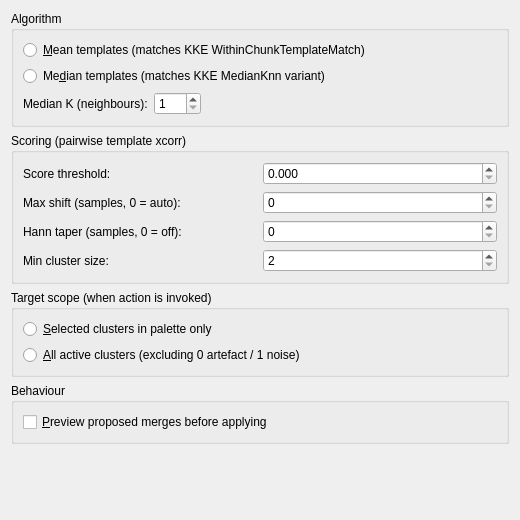
The window that src/klusters/src/prefautomergelayout.ui (Gravios/neurosuite-3) describes before a commit, drawn with Qt 5.
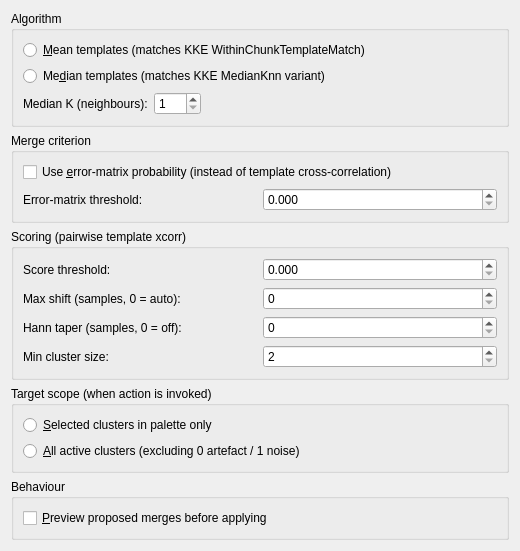
The same window after the commit.

Commit message: klusters: expose the error-matrix Auto-Merge criterion in preferences

Patch:
```diff
--- a/src/klusters/src/prefautomergelayout.ui
+++ b/src/klusters/src/prefautomergelayout.ui
@@ -22,6 +22,16 @@
      </layout>
     </widget>
    </item>
+   <item>
+    <widget class="QGroupBox" name="groupBoxCriterion">
+     <property name="title"><string>Merge criterion</string></property>
+     <layout class="QGridLayout">
+      <item row="0" column="0" colspan="2"><widget class="QCheckBox" name="useErrorMatrixCheckBox"><property name="text"><string>Use &amp;error-matrix probability (instead of template cross-correlation)</string></property><property name="toolTip"><string>Score cluster pairs by the posterior-confusion matrix shown in the Error Matrix view rather than by template cross-correlation. A pair is proposed when max(P(i-&gt;j), P(j-&gt;i)) reaches the threshold below. Computing the error matrix takes seconds on a large session and is not cancellable mid-computation.</string></property></widget></item>
+      <item row="1" column="0"><widget class="QLabel" name="errorProbThresholdLabel"><property name="text"><string>Error-matrix threshold:</string></property></widget></item>
+      <item row="1" column="1"><widget class="QDoubleSpinBox" name="errorProbThresholdSpinBox"><property name="minimum"><double>0.000000000000000</double></property><property name="maximum"><double>1.000000000000000</double></property><property name="singleStep"><double>0.010000000000000</double></property><property name="decimals"><number>3</number></property><property name="toolTip"><string>Minimum value of max(P(i-&gt;j), P(j-&gt;i)) for a cluster pair to be merged when the error-matrix criterion is selected. Only used when the checkbox above is ticked.</string></property></widget></item>
+     </layout>
+    </widget>
+   </item>
    <item>
     <widget class="QGroupBox" name="groupBoxScoring">
      <property name="title"><string>Scoring (pairwise template xcorr)</string></property>
```
The commit also changes 3 other files.
